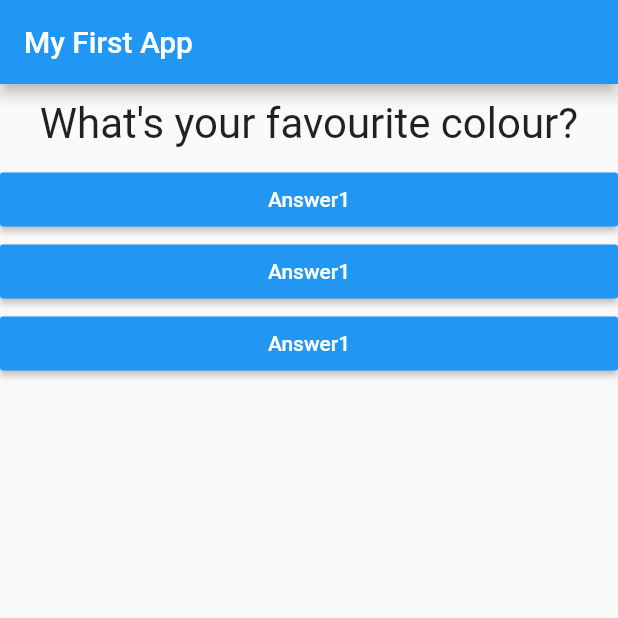
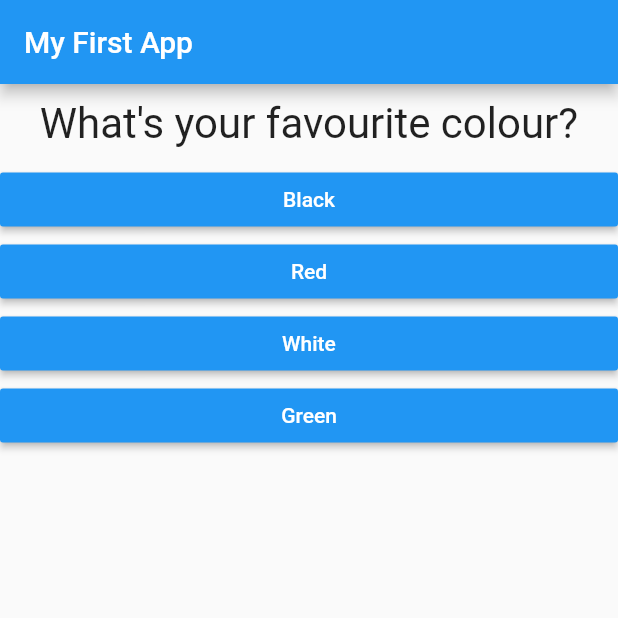
Before and after one commit to staceysav/flutter_course_projects, a Flutter app: the screen it shows after launch, on a phone screen of 412 x 824 dp, the top half of it. Run offline on Flutter 3.47's test engine with Material 2 defaults, Android fonts, the phone set to English and light mode, and no system bars.

Commit message:
First app (viktorina, questions and answers are chanaged to Maps)

```diff
--- a/flutter_complete_guide/lib/answer.dart
+++ b/flutter_complete_guide/lib/answer.dart
@@ -2,8 +2,9 @@ import 'package:flutter/material.dart';
 
 class Answer extends StatelessWidget {
   final VoidCallback selectHandler;
+  final String answerText;
 
-  Answer(this.selectHandler);
+  Answer(this.selectHandler, this.answerText);
 
   @override
   Widget build(BuildContext context) {
@@ -12,7 +13,7 @@ class Answer extends StatelessWidget {
       child: RaisedButton(
         color: Colors.blue,
         textColor: Colors.white,
-        child: Text('Answer1'),
+        child: Text(answerText),
         onPressed: selectHandler,
       ),
     );
--- a/flutter_complete_guide/lib/main.dart
+++ b/flutter_complete_guide/lib/main.dart
@@ -15,6 +15,7 @@ class MyApp extends StatefulWidget {
     // TODO: implement createState
   }
 }
+
 class _MyAppState extends State<MyApp> {
   var _questionIndex = 0;
 
@@ -22,16 +23,25 @@ class _MyAppState extends State<MyApp> {
     setState(() {
       _questionIndex = _questionIndex + 1;
     });
-        print(_questionIndex);
+    print(_questionIndex);
   }
 
   @override
   Widget build(BuildContext context) {
     var questions = [
-      'What\'s your favourite colour?',
-      'What\'s your favourite animal?',
+      {
+        'questionText': 'What\'s your favourite colour?',
+        'answers': ['Black', 'Red', 'White', 'Green'],
+      },
+      {
+        'questionText': 'What\'s your favourite animal?',
+        'answers': ['Rabbit', 'Lion', 'Bear', 'Rhino'],
+      },
+      {
+        'questionText': 'Who\'s your favourite instructor?',
+        'answers': ['one', 'two', 'thee', 'four'],
+      },
     ];
-
 
     return MaterialApp(
       home: Scaffold(
@@ -40,11 +50,10 @@ class _MyAppState extends State<MyApp> {
         ),
         body: Column(
           children: <Widget>[
-            Question(
-              questions[_questionIndex]),
-            Answer(_answerQuestion),
-            Answer(_answerQuestion),
-            Answer(_answerQuestion),
+            Question(questions[_questionIndex]['questionText'] as String),
+            ...(questions[_questionIndex]['answers'] as List<String>).map((answer) {
+              return Answer(_answerQuestion, answer);
+            }).toList(),
           ],
         ),
       ),
```
Also changed, not shown: 1 other file.
